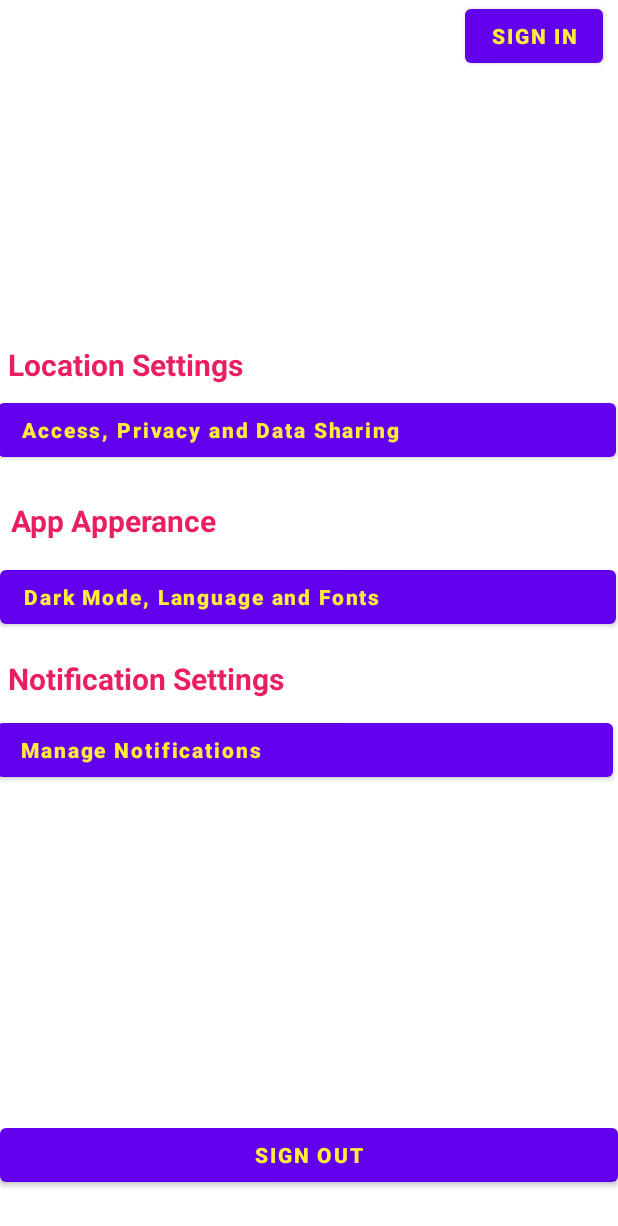
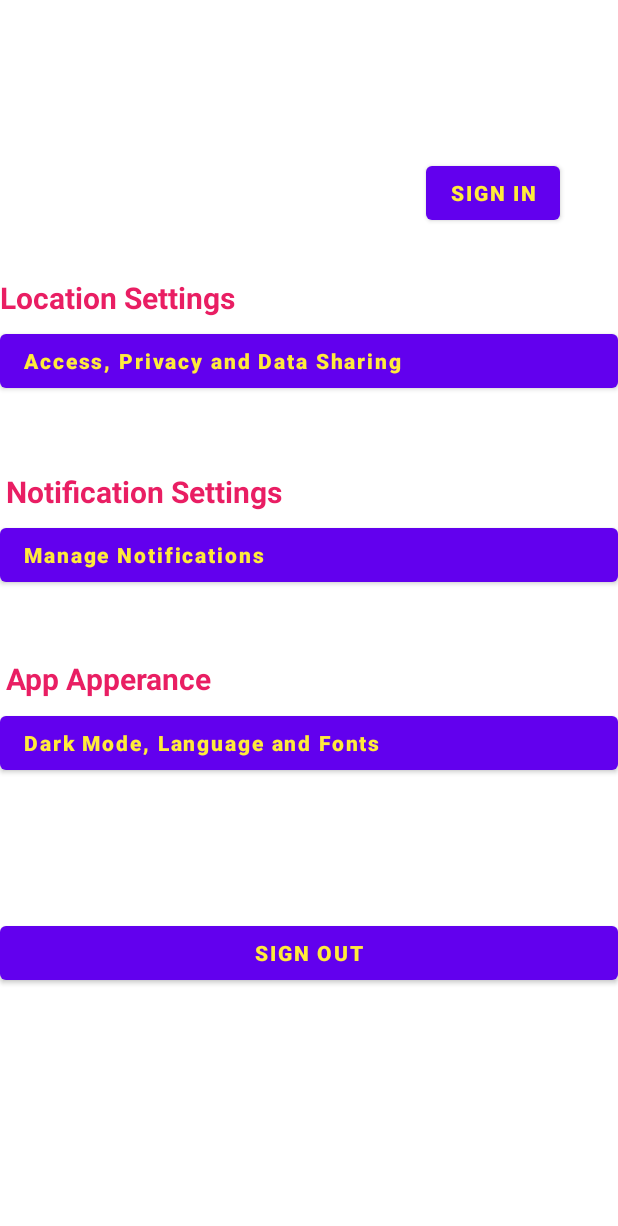
Before and after one commit to josephgarcia01/petrolpal, an Android app: the layout activity_setting.xml on its own in the app's theme, with its tools: preview values and no code run, on a phone screen of 412 x 824 dp. Shown: the top 1226 px of the screen. Run offline under Robolectric (Android 15) with nearby library versions, the phone set to English and light mode, and no system bars.

Commit message:
push 10/18/2022.. succeeded in setting page and added privacy page

```diff
--- a/app/build.gradle
+++ b/app/build.gradle
@@ -25,6 +25,9 @@ android {
         sourceCompatibility JavaVersion.VERSION_1_8
         targetCompatibility JavaVersion.VERSION_1_8
     }
+    buildFeatures {
+        viewBinding true
+    }
 }
 
 dependencies {
@@ -32,6 +35,8 @@ dependencies {
     implementation 'androidx.appcompat:appcompat:1.5.1'
     implementation 'com.google.android.material:material:1.6.1'
     implementation 'androidx.constraintlayout:constraintlayout:2.1.4'
+    implementation 'androidx.navigation:navigation-fragment:2.5.2'
+    implementation 'androidx.navigation:navigation-ui:2.5.2'
     testImplementation 'junit:junit:4.13.2'
     androidTestImplementation 'androidx.test.ext:junit:1.1.3'
     androidTestImplementation 'androidx.test.espresso:espresso-core:3.4.0'
--- a/app/src/main/AndroidManifest.xml
+++ b/app/src/main/AndroidManifest.xml
@@ -14,6 +14,12 @@
         android:theme="@style/Theme.MyApplication"
         tools:targetApi="31">
         <activity
+            android:name=".privy"
+            android:exported="false" />
+        <activity
+            android:name=".setting"
+            android:exported="false" />
+        <activity
             android:name=".Activity2"
             android:exported="false" />
         <activity
--- a/app/src/main/java/com/example/myapplication/Settings.java
+++ b/app/src/main/java/com/example/myapplication/setting.java
@@ -1,23 +1,19 @@
 package com.example.myapplication;
+
+import androidx.appcompat.app.AppCompatActivity;
 
 import android.content.Intent;
 import android.os.Bundle;
-
-import androidx.appcompat.app.AppCompatActivity;
-
-import android.view.LayoutInflater;
 import android.view.View;
-import android.view.ViewGroup;
 import android.widget.Button;
 
-
-public class Settings extends AppCompatActivity {
-
+public class setting extends AppCompatActivity {
 
     @Override
     protected void onCreate(Bundle savedInstanceState){
         super.onCreate(savedInstanceState);
-        setContentView(R.layout.settings);
+        setContentView(R.layout.activity_setting);
+        getSupportActionBar().setTitle("Settings");
 
         Button button2 = findViewById(R.id.button2);
         Button button3 = findViewById(R.id.button3);
@@ -34,7 +30,7 @@ public class Settings extends AppCompatActivity {
 
     }
     public void openPrivacy(){
-        Intent intent = new Intent(this, Privacy.class);
+        Intent intent = new Intent(this, privy.class);
         startActivity(intent);
     }
 
--- a/app/src/main/res/layout/settings.xml
+++ b/app/src/main/res/layout/activity_setting.xml
@@ -1,11 +1,10 @@
 <?xml version="1.0" encoding="utf-8"?>
-<RelativeLayout xmlns:android="http://schemas.android.com/apk/res/android"
+<androidx.constraintlayout.widget.ConstraintLayout xmlns:android="http://schemas.android.com/apk/res/android"
+    xmlns:app="http://schemas.android.com/apk/res-auto"
     xmlns:tools="http://schemas.android.com/tools"
     android:layout_width="match_parent"
     android:layout_height="match_parent"
-    tools:context=".Settings"
-    android:background="#FFFFFF">
-
+    tools:context=".setting">
 
     <TextView
         android:id="@+id/textView4"
@@ -15,14 +14,16 @@
         android:layout_alignParentStart="true"
         android:layout_alignParentEnd="true"
         android:layout_centerVertical="true"
-        android:layout_marginStart="5dp"
-        android:layout_marginEnd="187dp"
-        android:layout_marginBottom="10dp"
+        android:layout_marginStart="4dp"
         android:text="@string/notification_settings"
         android:textAlignment="viewStart"
         android:textColor="#E91E63"
         android:textSize="20sp"
-        android:textStyle="bold" />
+        android:textStyle="bold"
+        app:layout_constraintBottom_toBottomOf="parent"
+        app:layout_constraintStart_toStartOf="parent"
+        app:layout_constraintTop_toTopOf="parent"
+        app:layout_constraintVertical_bias="0.394" />
 
     <TextView
         android:id="@+id/textView3"
@@ -31,14 +32,16 @@
         android:layout_above="@+id/button4"
         android:layout_alignParentStart="true"
         android:layout_alignParentEnd="true"
-        android:layout_marginStart="7dp"
-        android:layout_marginEnd="185dp"
-        android:layout_marginBottom="13dp"
+        android:layout_marginStart="4dp"
         android:text="@string/app_apperance"
         android:textAlignment="viewStart"
         android:textColor="#E91E63"
         android:textSize="20sp"
-        android:textStyle="bold" />
+        android:textStyle="bold"
+        app:layout_constraintBottom_toBottomOf="parent"
+        app:layout_constraintStart_toStartOf="parent"
+        app:layout_constraintTop_toTopOf="parent"
+        app:layout_constraintVertical_bias="0.551" />
 
     <Button
         android:id="@+id/button2"
@@ -46,11 +49,14 @@
         android:layout_height="wrap_content"
         android:layout_alignParentEnd="true"
         android:layout_alignParentBottom="true"
-        android:layout_marginEnd="0dp"
-        android:layout_marginBottom="30dp"
+        android:layout_marginTop="92dp"
         android:text="@string/sign_out"
         android:textColor="#FFEB3B"
-        android:textStyle="bold" />
+        android:textStyle="bold"
+        app:layout_constraintEnd_toEndOf="parent"
+        app:layout_constraintHorizontal_bias="0.0"
+        app:layout_constraintStart_toStartOf="parent"
+        app:layout_constraintTop_toBottomOf="@+id/button4" />
 
     <Button
         android:id="@+id/button3"
@@ -59,14 +65,17 @@
         android:layout_above="@+id/button2"
         android:layout_alignParentStart="true"
         android:layout_alignParentEnd="true"
-        android:layout_marginStart="-2dp"
-        android:layout_marginEnd="3dp"
-        android:layout_marginBottom="222dp"
         android:text="@string/manage_notifications"
         android:textAlignment="viewStart"
         android:textAllCaps="false"
         android:textColor="#FFEB3B"
-        android:textStyle="bold" />
+        android:textStyle="bold"
+        app:layout_constraintBottom_toBottomOf="parent"
+        app:layout_constraintEnd_toEndOf="parent"
+        app:layout_constraintHorizontal_bias="0.0"
+        app:layout_constraintStart_toStartOf="parent"
+        app:layout_constraintTop_toTopOf="parent"
+        app:layout_constraintVertical_bias="0.446" />
 
     <Button
         android:id="@+id/button4"
@@ -75,14 +84,15 @@
         android:layout_above="@+id/button3"
         android:layout_alignParentStart="true"
         android:layout_alignParentEnd="true"
-        android:layout_marginStart="0dp"
-        android:layout_marginEnd="1dp"
-        android:layout_marginBottom="54dp"
         android:text="@string/dark_mode_language_and_fonts"
         android:textAlignment="viewStart"
         android:textAllCaps="false"
         android:textColor="#FFEB3B"
-        android:textStyle="bold" />
+        android:textStyle="bold"
+        app:layout_constraintBottom_toBottomOf="parent"
+        app:layout_constraintStart_toStartOf="parent"
+        app:layout_constraintTop_toTopOf="parent"
+        app:layout_constraintVertical_bias="0.607" />
 
     <Button
         android:id="@+id/button5"
@@ -91,14 +101,15 @@
         android:layout_above="@+id/button4"
         android:layout_alignParentStart="true"
         android:layout_alignParentEnd="true"
-        android:layout_marginStart="-1dp"
-        android:layout_marginEnd="1dp"
-        android:layout_marginBottom="63dp"
         android:text="@string/access_privacy_and_data_sharing"
         android:textAlignment="viewStart"
         android:textAllCaps="false"
         android:textColor="#FFEB3B"
-        android:textStyle="bold" />
+        android:textStyle="bold"
+        app:layout_constraintBottom_toBottomOf="parent"
+        app:layout_constraintEnd_toEndOf="parent"
+        app:layout_constraintTop_toTopOf="parent"
+        app:layout_constraintVertical_bias="0.279" />
 
     <TextView
         android:id="@+id/textView2"
@@ -107,14 +118,15 @@
         android:layout_above="@+id/button5"
         android:layout_alignParentStart="true"
         android:layout_alignParentEnd="true"
-        android:layout_marginStart="5dp"
-        android:layout_marginEnd="187dp"
-        android:layout_marginBottom="6dp"
         android:text="@string/location_settings"
         android:textAlignment="viewStart"
         android:textColor="#E91E63"
         android:textSize="20sp"
-        android:textStyle="bold" />
+        android:textStyle="bold"
+        app:layout_constraintBottom_toBottomOf="parent"
+        app:layout_constraintStart_toStartOf="parent"
+        app:layout_constraintTop_toTopOf="parent"
+        app:layout_constraintVertical_bias="0.232" />
 
     <Button
         android:id="@+id/button6"
@@ -123,11 +135,16 @@
         android:layout_alignParentStart="true"
         android:layout_alignParentEnd="true"
         android:layout_alignParentBottom="false"
-        android:layout_marginStart="310dp"
-        android:layout_marginEnd="10dp"
-        android:layout_marginBottom="490dp"
+        android:layout_marginStart="284dp"
+        android:layout_marginTop="92dp"
+        android:layout_marginEnd="36dp"
+        android:layout_marginBottom="51dp"
         android:text="Sign in"
         android:textColor="#FFEB3B"
-        android:textStyle="bold" />
-
-</RelativeLayout>
+        android:textStyle="bold"
+        app:layout_constraintBottom_toTopOf="@+id/button5"
+        app:layout_constraintEnd_toEndOf="parent"
+        app:layout_constraintHorizontal_bias="0.0"
+        app:layout_constraintStart_toStartOf="parent"
+        app:layout_constraintTop_toTopOf="parent" />
+</androidx.constraintlayout.widget.ConstraintLayout>
--- /dev/null
+++ b/app/src/main/res/values-land/dimens.xml
@@ -0,0 +1,3 @@
+<resources>
+      <dimen name="fab_margin">48dp</dimen>
+   </resources>
--- /dev/null
+++ b/app/src/main/res/values-w1240dp/dimens.xml
@@ -0,0 +1,3 @@
+<resources>
+      <dimen name="fab_margin">200dp</dimen>
+   </resources>
--- /dev/null
+++ b/app/src/main/res/values-w600dp/dimens.xml
@@ -0,0 +1,3 @@
+<resources>
+      <dimen name="fab_margin">48dp</dimen>
+   </resources>
--- /dev/null
+++ b/app/src/main/res/values/dimens.xml
@@ -0,0 +1,3 @@
+<resources>
+      <dimen name="fab_margin">16dp</dimen>
+   </resources>
```
Also changed, not shown: app/src/main/java/com/example/myapplication/Privacy.java (deleted, +0 -29 lines), app/src/main/java/com/example/myapplication/SettingsFragment.java (+6 -5 lines), app/src/main/java/com/example/myapplication/privy.java (added, +17 -0 lines), app/src/main/res/layout/activity_privy.xml (renamed from app/src/main/res/layout/privacy.xml, +12 -9 lines), app/src/main/res/layout/fragment_settings.xml (+10 -6 lines), app/src/main/res/navigation/nav_graph.xml (added, +28 -0 lines), app/src/main/res/values/strings.xml (+9 -0 lines), app/src/main/res/values/themes.xml (+7 -0 lines). Lines whose indentation alone changed are shown as unchanged.
